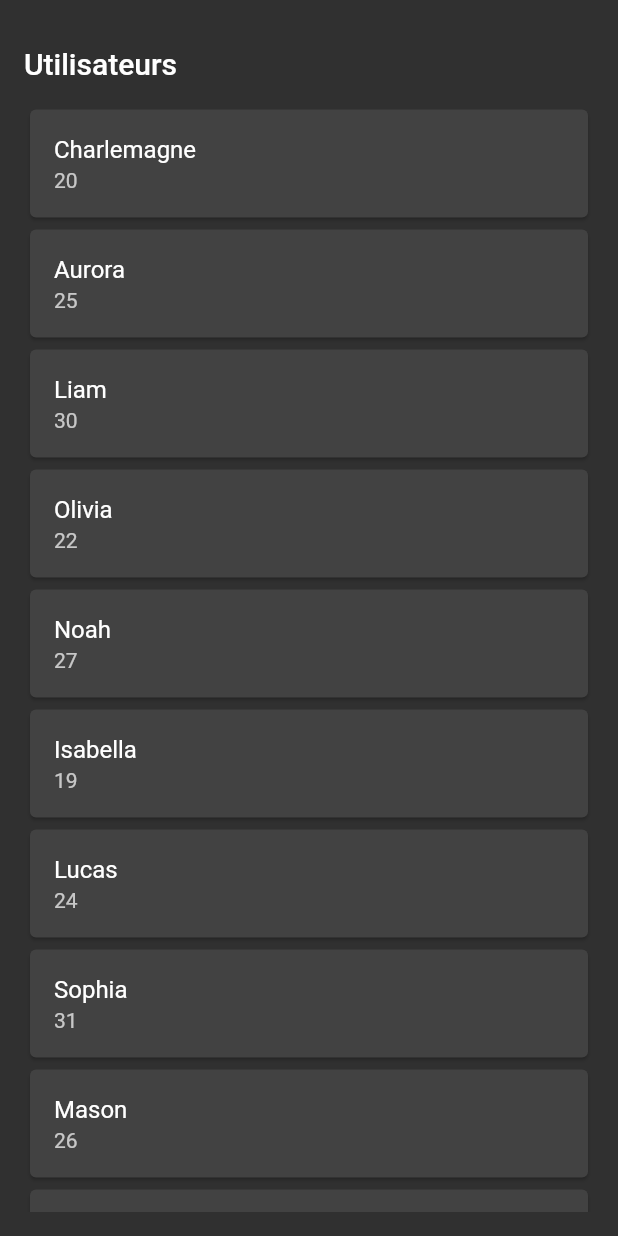
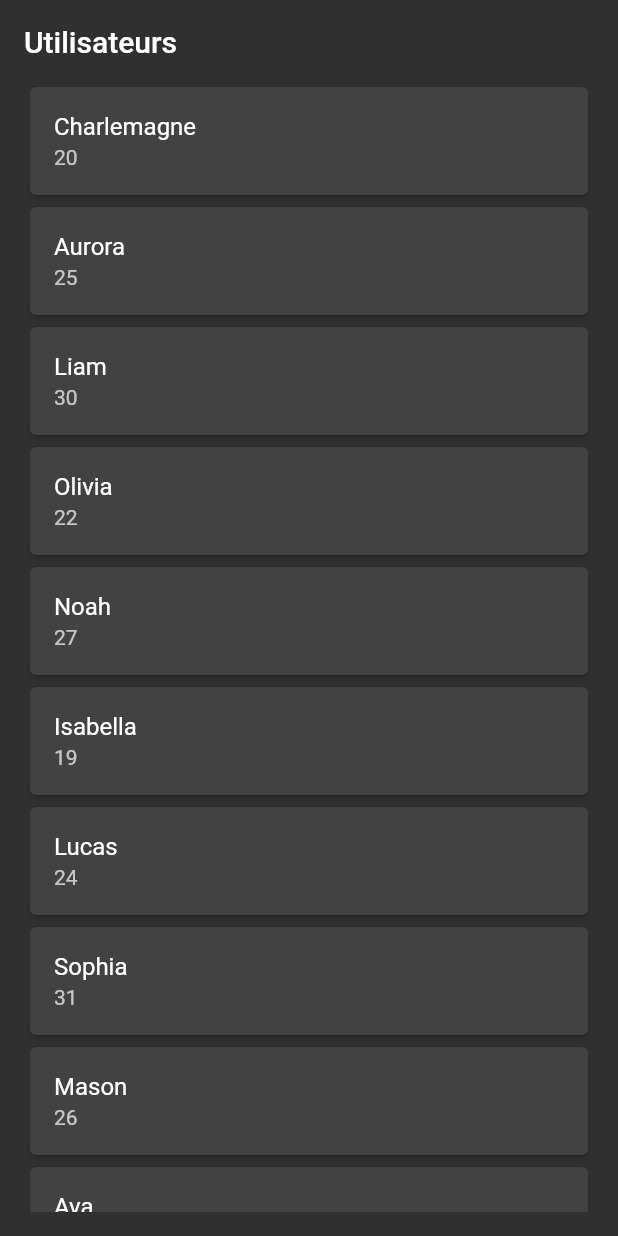
Before and after one commit to bingchillin/Personal-Services-App-3MOC, a Flutter app: the UserWidget widget shown alone on an empty page, opened directly, on a phone screen of 412 x 824 dp. Run offline on Flutter 3.47's test engine with Material 2 defaults, Android fonts, the phone set to English and light mode, and no system bars.

Commit message:
Changed various widgets

```diff
--- a/Flutter/lib/widgets/user.dart
+++ b/Flutter/lib/widgets/user.dart
@@ -1,4 +1,5 @@
 import 'package:flutter/material.dart';
+import 'package:goldie_studio/widgets/title.dart';
 
 class UserWidget extends StatelessWidget {
   UserWidget({super.key});
@@ -24,12 +25,7 @@ class UserWidget extends StatelessWidget {
         child: Column(
           crossAxisAlignment: CrossAxisAlignment.start,
           children: [
-            const SizedBox(height: 15),
-            Text(
-              'Utilisateurs',
-              style: Theme.of(context).textTheme.titleLarge,
-            ),
-            const SizedBox(height: 15),
+            const TitleWidget(title: "Utilisateurs"),
             Expanded(
               child: ListView.builder(
                 itemCount: _allUsers.length,
```
Also changed, not shown: Flutter/lib/pages/home.dart (+8 -7 lines).
